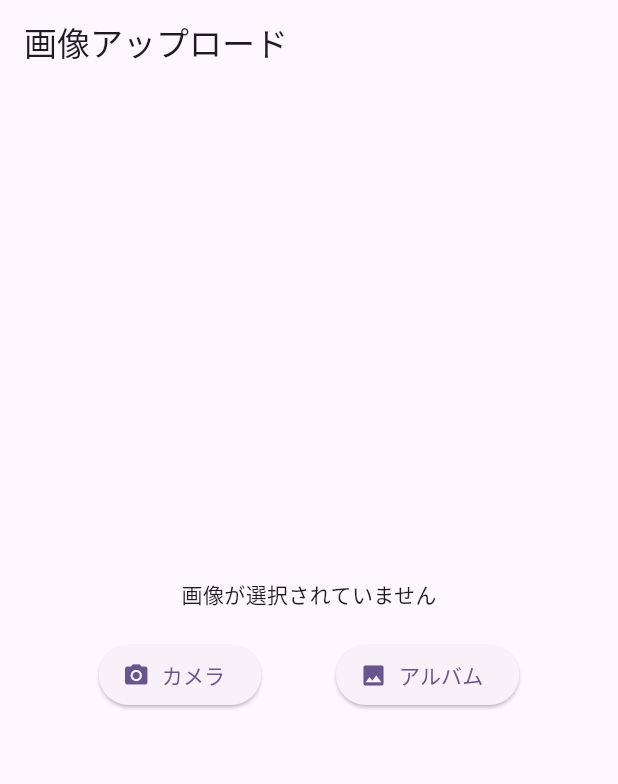
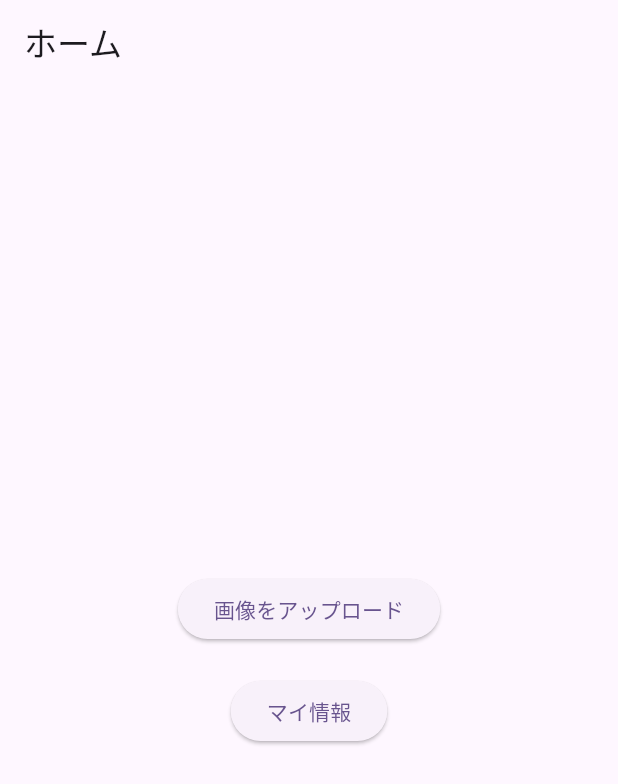
Before and after one commit to i-kondou/hack_village, a Flutter app: the screen it shows after launch, on a phone screen of 412 x 824 dp. Shown: the top 784 px of the screen. Run offline on Flutter 3.47's test engine with Material 3 defaults, Android fonts, the phone set to English and light mode, and no system bars; our stand-ins replace camera, cloud_firestore, firebase_auth, firebase_core, firebase_storage, image_picker and 1 more; accounts and stored records are empty.

Commit message:
Home, UploadImage, MyInformation画面の実装

```diff
--- /dev/null
+++ b/g-kimura/dietitian/lib/homepage.dart
@@ -0,0 +1,35 @@
+import 'package:flutter/material.dart';
+
+class HomePage extends StatefulWidget {
+  @override
+  _HomePageState createState() => _HomePageState();
+}
+
+class _HomePageState extends State<HomePage> {
+  @override
+  Widget build(BuildContext context) {
+    return Scaffold(
+      appBar: AppBar(title: Text('ホーム')),
+      body: Center(
+        child: Column(
+          mainAxisAlignment: MainAxisAlignment.center,
+          children: [
+            ElevatedButton(
+              child: Text('画像をアップロード'),
+              onPressed: () {
+                Navigator.pushNamed(context, '/uploadImagePage');
+              },
+            ),
+            SizedBox(height: 20),
+            ElevatedButton(
+              child: Text('マイ情報'),
+              onPressed: () {
+                Navigator.pushNamed(context, '/myInformationPage');
+              },
+            ),
+          ],
+        ),
+      ),
+    );
+  }
+}
--- a/g-kimura/dietitian/lib/main.dart
+++ b/g-kimura/dietitian/lib/main.dart
@@ -3,16 +3,16 @@ import 'package:firebase_core/firebase_core.dart';
 import 'package:flutter/material.dart';
 import 'camera_page.dart';
 import 'firebase_options.dart';
+import 'homepage.dart';
+import 'myinformationpage.dart';
 
 void main() async {
   print("main() start");
-    WidgetsFlutterBinding.ensureInitialized();
+  WidgetsFlutterBinding.ensureInitialized();
 
-    await Firebase.initializeApp(
-      options: DefaultFirebaseOptions.currentPlatform,
-    );
+  await Firebase.initializeApp(options: DefaultFirebaseOptions.currentPlatform);
 
-    runApp(MyApp());
+  runApp(MyApp());
 }
 
 class MyApp extends StatelessWidget {
@@ -41,7 +41,11 @@ class MyApp extends StatelessWidget {
         // tested with just a hot reload.
         colorScheme: ColorScheme.fromSeed(seedColor: Colors.deepPurple),
       ),
-      home: UploadImagePage(),
+      home: HomePage(),
+      routes: {
+        '/uploadImagePage': (context) => UploadImagePage(), // ← 画面1のルート設定
+        '/myInformationPage': (context) => MyInformationPage(), // ← マイ情報のルート設定
+      },
     );
   }
 }
--- a/g-kimura/dietitian/pubspec.yaml
+++ b/g-kimura/dietitian/pubspec.yaml
@@ -36,7 +36,7 @@ dependencies:
   cloud_firestore: ^5.6.7
   image_picker: ^1.1.2
   http: ^1.4.0
-
+  shared_preferences: ^2.2.2
 
   # The following adds the Cupertino Icons font to your application.
   # Use with the CupertinoIcons class for iOS style icons.
```
Also changed, not shown: g-kimura/dietitian/lib/image_analyze.dart (+11 -2 lines), g-kimura/dietitian/lib/myinformationpage.dart (added, +90 -0 lines), g-kimura/dietitian/lib/uploadimage.dart (+99 -21 lines), g-kimura/dietitian/pubspec.lock, 1 other file.
